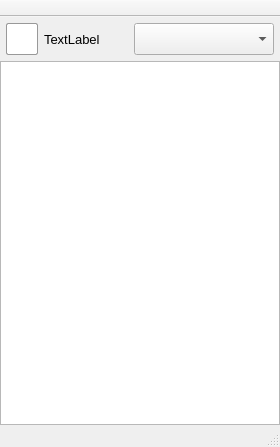
First picture: the form in src/gui/form_Main.ui, repository vituperative/i2pchat, before the edit.
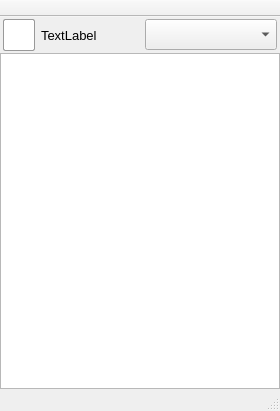
Second picture: the form after the edit. Icons and pictures are not drawn.

Commit message: Cleanups: ui refinements, snapshop debugging cleanups

What changed in the file:
```diff
--- a/src/gui/form_Main.ui
+++ b/src/gui/form_Main.ui
@@ -7,9 +7,15 @@
     <x>0</x>
     <y>0</y>
     <width>280</width>
-    <height>447</height>
+    <height>411</height>
    </rect>
   </property>
+  <property name="maximumSize">
+   <size>
+    <width>280</width>
+    <height>16777215</height>
+   </size>
+  </property>
   <property name="windowTitle">
    <string>I2PChat</string>
   </property>
@@ -78,7 +84,7 @@
       <property name="gridSize">
        <size>
         <width>0</width>
-        <height>20</height>
+        <height>18</height>
        </size>
       </property>
       <property name="sortingEnabled">
@@ -88,9 +94,27 @@
     </item>
     <item row="1" column="0">
      <widget class="QFrame" name="frame">
+      <property name="sizePolicy">
+       <sizepolicy hsizetype="Maximum" vsizetype="Preferred">
+        <horstretch>0</horstretch>
+        <verstretch>0</verstretch>
+       </sizepolicy>
+      </property>
       <property name="minimumSize">
        <size>
         <width>280</width>
+        <height>36</height>
+       </size>
+      </property>
+      <property name="maximumSize">
+       <size>
+        <width>16777215</width>
+        <height>36</height>
+       </size>
+      </property>
+      <property name="sizeIncrement">
+       <size>
+        <width>0</width>
         <height>0</height>
        </size>
       </property>
@@ -104,52 +128,24 @@
        <enum>QFrame::Raised</enum>
       </property>
       <layout class="QGridLayout" name="gridLayout">
+       <property name="sizeConstraint">
+        <enum>QLayout::SetMinAndMaxSize</enum>
+       </property>
        <property name="leftMargin">
-        <number>6</number>
+        <number>3</number>
        </property>
        <property name="topMargin">
-        <number>6</number>
+        <number>2</number>
        </property>
        <property name="rightMargin">
-        <number>6</number>
+        <number>3</number>
        </property>
        <property name="bottomMargin">
-        <number>6</number>
+        <number>2</number>
        </property>
-       <item row="0" column="3" alignment="Qt::AlignLeft|Qt::AlignVCenter">
-        <widget class="QComboBox" name="comboBox">
-         <property name="sizePolicy">
-          <sizepolicy hsizetype="Expanding" vsizetype="Fixed">
-           <horstretch>200</horstretch>
-           <verstretch>0</verstretch>
-          </sizepolicy>
-         </property>
-         <property name="minimumSize">
-          <size>
-           <width>140</width>
-           <height>32</height>
-          </size>
-         </property>
-         <property name="maximumSize">
-          <size>
-           <width>16000</width>
-           <height>32</height>
-          </size>
-         </property>
-         <property name="styleSheet">
-          <string notr="true">QListView::item:hover {color: #000; background: rgba(200,200,200,.4)}</string>
-         </property>
-         <property name="insertPolicy">
-          <enum>QComboBox::NoInsert</enum>
-         </property>
-         <property name="iconSize">
-          <size>
-           <width>14</width>
-           <height>14</height>
-          </size>
-         </property>
-        </widget>
-       </item>
+       <property name="verticalSpacing">
+        <number>4</number>
+       </property>
        <item row="0" column="0" alignment="Qt::AlignLeft|Qt::AlignVCenter">
         <widget class="QLabel" name="avatarlabel">
          <property name="minimumSize">
@@ -185,17 +181,57 @@
          </property>
         </widget>
        </item>
+       <item row="0" column="4" alignment="Qt::AlignLeft|Qt::AlignVCenter">
+        <widget class="QComboBox" name="comboBox">
+         <property name="sizePolicy">
+          <sizepolicy hsizetype="Expanding" vsizetype="Fixed">
+           <horstretch>200</horstretch>
+           <verstretch>0</verstretch>
+          </sizepolicy>
+         </property>
+         <property name="minimumSize">
+          <size>
+           <width>132</width>
+           <height>31</height>
+          </size>
+         </property>
+         <property name="maximumSize">
+          <size>
+           <width>16000</width>
+           <height>31</height>
+          </size>
+         </property>
+         <property name="styleSheet">
+          <string notr="true">QListView::item:hover {color: #000; background: rgba(200,200,200,.4)}</string>
+         </property>
+         <property name="insertPolicy">
+          <enum>QComboBox::NoInsert</enum>
+         </property>
+         <property name="iconSize">
+          <size>
+           <width>14</width>
+           <height>14</height>
+          </size>
+         </property>
+        </widget>
+       </item>
        <item row="0" column="1" colspan="2">
         <widget class="QLabel" name="nicknamelabel">
+         <property name="sizePolicy">
+          <sizepolicy hsizetype="Preferred" vsizetype="Preferred">
+           <horstretch>0</horstretch>
+           <verstretch>0</verstretch>
+          </sizepolicy>
+         </property>
          <property name="minimumSize">
           <size>
-           <width>84</width>
+           <width>90</width>
            <height>32</height>
           </size>
          </property>
          <property name="maximumSize">
           <size>
-           <width>180</width>
+           <width>90</width>
            <height>32</height>
           </size>
          </property>
@@ -213,8 +249,24 @@
          <property name="margin">
           <number>0</number>
          </property>
+         <property name="textElideMode" stdset="0">
+          <string>ElideRight</string>
+         </property>
         </widget>
        </item>
+       <item row="0" column="3">
+        <spacer name="horizontalSpacer">
+         <property name="orientation">
+          <enum>Qt::Horizontal</enum>
+         </property>
+         <property name="sizeHint" stdset="0">
+          <size>
+           <width>2000</width>
+           <height>20</height>
+          </size>
+         </property>
+        </spacer>
+       </item>
       </layout>
      </widget>
     </item>
```
Left out of the diff: 23 changed lines with no effect on the pictures. The commit also changes 7 other files.
